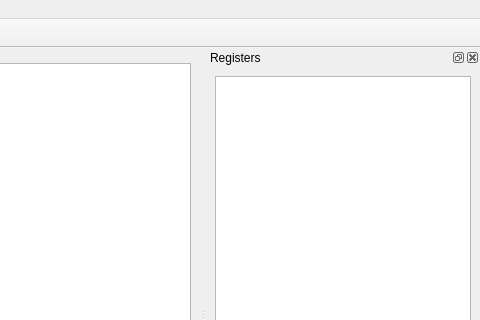
The window that src/Debugger.ui (eteran/edb-debugger) describes before a commit, drawn with Qt 5; both pictures show x 320 to 800 and y 0 to 320 of the 800 by 700 pixel window.
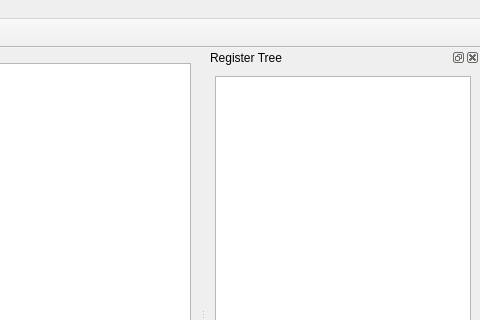
The same window after the commit. Icons and pictures are not drawn. Custom widgets are drawn as their Qt base class.

Commit message: Rename Register Tree

Patch:
```diff
--- a/src/Debugger.ui
+++ b/src/Debugger.ui
@@ -114,7 +114,7 @@
   <widget class="QStatusBar" name="statusbar"/>
   <widget class="QDockWidget" name="registersDock">
    <property name="windowTitle">
-    <string>Registers</string>
+    <string>Register Tree</string>
    </property>
    <attribute name="dockWidgetArea">
     <number>2</number>
```
